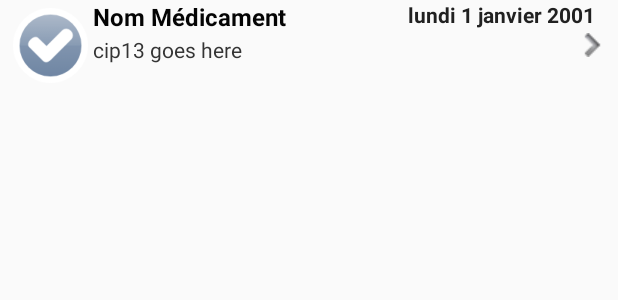
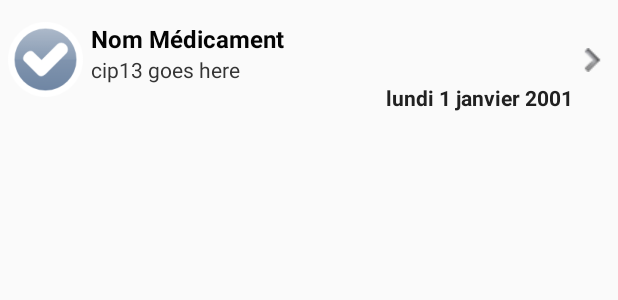
Before and after one commit to jfoucry/Pilldroid, an Android app: the layout medicament_list_content.xml on its own in the app's theme, with its tools: preview values and no code run, on a phone screen of 412 x 824 dp. Shown: the top 300 px of the screen. Run offline under Robolectric (Android 15) with nearby library versions, the phone set to English and light mode, and no system bars; network calls fail.

Commit message:
Agrandissement de la taille de la cellule et réordonnancement des éléments

```diff
--- a/app/src/main/res/layout/medicament_list_content.xml
+++ b/app/src/main/res/layout/medicament_list_content.xml
@@ -1,63 +1,67 @@
 <?xml version="1.0" encoding="utf-8"?>
 <RelativeLayout xmlns:android="http://schemas.android.com/apk/res/android"
     android:layout_width="wrap_content"
-    android:layout_height="60dp"
+    android:layout_height="80dp"
     android:orientation="horizontal">
 
-    <LinearLayout android:id="@+id/thumbnail"
-        android:layout_width="wrap_content"
-        android:layout_height="wrap_content"
-        android:padding="3dip"
-        android:layout_alignParentLeft="true"
-        android:background="@android:color/transparent"
-        android:layout_marginRight="0sp">
+    <!-- Drug's name-->
+    <RelativeLayout
+        android:layout_width="match_parent"
+        android:layout_height="match_parent">
 
         <ImageView
             android:id="@+id/list_image"
             android:layout_width="50sp"
             android:layout_height="50sp"
             android:layout_marginLeft="5dp"
-            android:layout_marginTop="2dp"
-            android:src="@drawable/stock_ok" />
-        </LinearLayout>
-    <!-- Drug's name-->
+            android:src="@drawable/stock_ok"
+            android:contentDescription="Icone de stock"
+            android:layout_centerVertical="true"
+            android:layout_alignParentStart="true" />
+
         <TextView
             android:id="@+id/valeur"
             android:layout_width="wrap_content"
             android:layout_height="wrap_content"
-        android:layout_alignTop="@+id/thumbnail"
-        android:layout_toRightOf="@+id/thumbnail"
             android:text="Nom Médicament"
             android:textColor="#040404"
             android:typeface="sans"
             android:textSize="16sp"
-        android:textStyle="bold"/>
+            android:textStyle="bold"
+            android:layout_alignTop="@+id/list_image"
+            android:layout_toEndOf="@+id/list_image"
+            android:layout_marginLeft="5dp" />
 
-    <!-- CIP 13 (should change) -->
         <TextView
             android:id="@+id/cip13"
-        android:layout_width="fill_parent"
+            android:layout_width="wrap_content"
             android:layout_height="wrap_content"
-        android:layout_below="@id/valeur"
             android:textColor="#343434"
             android:textSize="14sp"
-        android:layout_marginTop="1sp"
-        android:layout_toRightOf="@+id/thumbnail"
-        android:text="cip13 goes here" />
+            android:text="cip13 goes here"
+            android:layout_below="@+id/valeur"
+            android:layout_toEndOf="@+id/list_image"
+            android:layout_marginLeft="5dp" />
 
-    <!-- dateEndOfStock -->
         <TextView
             android:id="@+id/endOfStock"
             android:layout_width="wrap_content"
             android:layout_height="wrap_content"
-        android:layout_alignParentRight="true"
-        android:layout_alignTop="@id/valeur"
             android:gravity="right"
             android:text="lundi 1 janvier 2001"
             android:layout_marginRight="15dp"
             android:textSize="14sp"
             android:textColor="#212121"
-        android:textStyle="bold"/>
+            android:textStyle="bold"
+            android:layout_alignParentBottom="true"
+            android:layout_alignParentEnd="true"
+            android:layout_marginEnd="30dp"
+            android:layout_marginBottom="5dp" />
+    </RelativeLayout>
+
+    <!-- CIP 13 (should change) -->
+
+    <!-- dateEndOfStock -->
 
     <!-- Rightend Arrow -->
     <ImageView android:layout_width="wrap_content"
@@ -66,4 +70,5 @@
         android:layout_alignParentRight="true"
         android:layout_centerVertical="true"
         android:layout_marginRight="10sp"/>
+
 </RelativeLayout>
```
Lines whose indentation alone changed are shown as unchanged.
